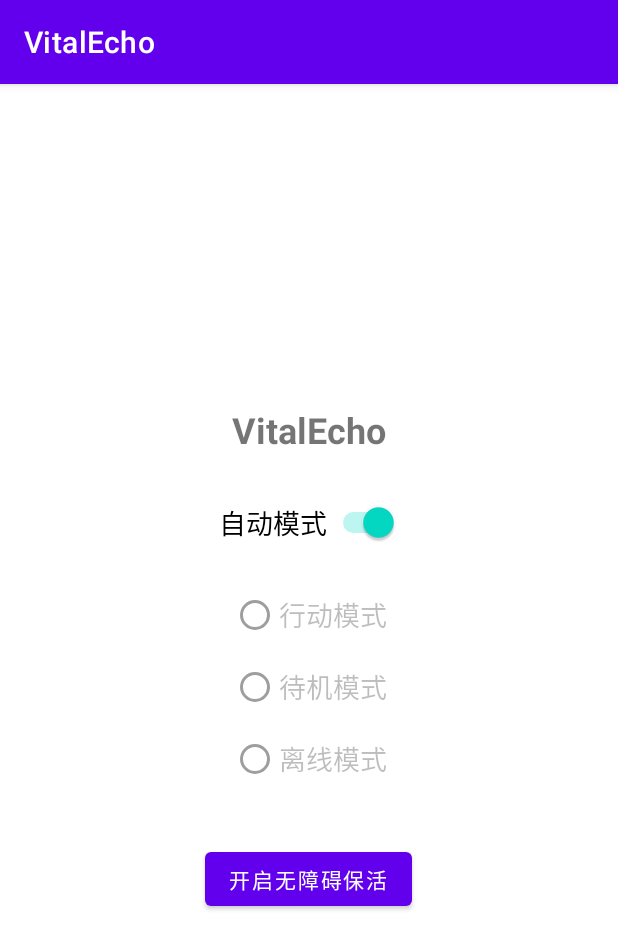
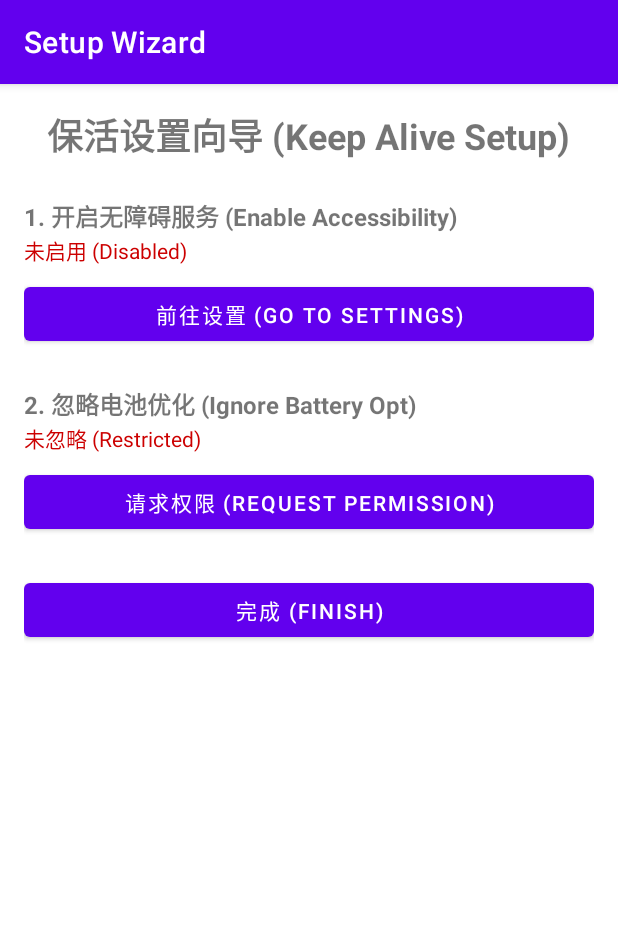
Before and after one commit to MagicNeko-Project/VitalEcho, an Android app: the screen it shows after launch (MainActivity before the commit, SetupWizardActivity after it), after a tap on "开启无障碍保活", on a phone screen of 412 x 824 dp. Shown: the top 949 px of the screen. Run offline under Robolectric (Android 15) with nearby library versions, the phone set to English and light mode, and no system bars.

Commit message:
Implement Android 14+ Keep-Alive Strategy with Setup Wizard
- Introduce `SetupWizardActivity` to guide users through enabling Accessibility Service and ignoring battery optimizations.
- Refine `KeepAliveAccessibilityService` to use minimal permissions (window state changes only) and trigger the foreground service properly.
- Update `NetworkMonitorService` to explicitly use `FOREGROUND_SERVICE_TYPE_DATA_SYNC` on Android 14+ and handle AOD states correctly.
- Add necessary permissions (`REQUEST_IGNORE_BATTERY_OPTIMIZATIONS`) and secure broadcast receiver registration (`RECEIVER_NOT_EXPORTED`).

```diff
--- a/app/src/main/AndroidManifest.xml
+++ b/app/src/main/AndroidManifest.xml
@@ -7,6 +7,7 @@
     <uses-permission android:name="android.permission.FOREGROUND_SERVICE" />
     <uses-permission android:name="android.permission.FOREGROUND_SERVICE_DATA_SYNC" />
     <uses-permission android:name="android.permission.POST_NOTIFICATIONS" />
+    <uses-permission android:name="android.permission.REQUEST_IGNORE_BATTERY_OPTIMIZATIONS" />
 
     <application
         android:allowBackup="true"
@@ -25,6 +26,11 @@
                 <category android:name="android.intent.category.LAUNCHER" />
             </intent-filter>
         </activity>
+
+        <activity
+            android:name=".SetupWizardActivity"
+            android:exported="false"
+            android:label="Setup Wizard" />
 
         <service
             android:name=".NetworkMonitorService"
--- a/app/src/main/java/com/vitalecho/MainActivity.kt
+++ b/app/src/main/java/com/vitalecho/MainActivity.kt
@@ -66,7 +66,7 @@ class MainActivity : AppCompatActivity() {
         }
 
         btnOpenAccessibility.setOnClickListener {
-            val intent = Intent(Settings.ACTION_ACCESSIBILITY_SETTINGS)
+            val intent = Intent(this, SetupWizardActivity::class.java)
             startActivity(intent)
         }
 
--- a/app/src/main/java/com/vitalecho/NetworkMonitorService.kt
+++ b/app/src/main/java/com/vitalecho/NetworkMonitorService.kt
@@ -134,6 +134,8 @@ class NetworkMonitorService : Service() {
             .build()
 
         if (Build.VERSION.SDK_INT >= Build.VERSION_CODES.Q) {
+            // Android 14+ requires explicit type or at least compatible type.
+            // Explicitly setting it here matches the Manifest.
             startForeground(NOTIFICATION_ID, notification, android.content.pm.ServiceInfo.FOREGROUND_SERVICE_TYPE_DATA_SYNC)
         } else {
             startForeground(NOTIFICATION_ID, notification)
@@ -346,6 +348,9 @@ class NetworkMonitorService : Service() {
             addAction("com.vitalecho.ACTION_USER_ACTIVE")
         }
         if (Build.VERSION.SDK_INT >= Build.VERSION_CODES.TIRAMISU) {
+            // Android 13/14 requires specifying export state.
+            // RECEIVER_NOT_EXPORTED is safer for internal broadcasts, but ACTION_USER_ACTIVE comes from another component (AccessibilityService).
+            // Since they are in the same UID/process, NOT_EXPORTED works fine.
             registerReceiver(screenReceiver, filter, Context.RECEIVER_NOT_EXPORTED)
         } else {
             registerReceiver(screenReceiver, filter)
--- /dev/null
+++ b/app/src/main/java/com/vitalecho/SetupWizardActivity.kt
@@ -0,0 +1,112 @@
+package com.vitalecho
+
+import android.content.Context
+import android.content.Intent
+import android.net.Uri
+import android.os.Build
+import android.os.Bundle
+import android.os.PowerManager
+import android.provider.Settings
+import android.text.TextUtils
+import android.widget.Button
+import android.widget.TextView
+import androidx.appcompat.app.AppCompatActivity
+
+class SetupWizardActivity : AppCompatActivity() {
+
+    private lateinit var btnAccessibility: Button
+    private lateinit var btnBattery: Button
+    private lateinit var btnFinish: Button
+    private lateinit var tvStatusAccessibility: TextView
+    private lateinit var tvStatusBattery: TextView
+
+    override fun onCreate(savedInstanceState: Bundle?) {
+        super.onCreate(savedInstanceState)
+        setContentView(R.layout.activity_setup_wizard)
+
+        btnAccessibility = findViewById(R.id.btn_setup_accessibility)
+        btnBattery = findViewById(R.id.btn_setup_battery)
+        btnFinish = findViewById(R.id.btn_finish)
+        tvStatusAccessibility = findViewById(R.id.tv_status_accessibility)
+        tvStatusBattery = findViewById(R.id.tv_status_battery)
+
+        btnAccessibility.setOnClickListener {
+            val intent = Intent(Settings.ACTION_ACCESSIBILITY_SETTINGS)
+            startActivity(intent)
+        }
+
+        btnBattery.setOnClickListener {
+            requestBatteryOptimization()
+        }
+
+        btnFinish.setOnClickListener {
+            finish()
+        }
+    }
+
+    override fun onResume() {
+        super.onResume()
+        checkStatus()
+    }
+
+    private fun checkStatus() {
+        // Check Accessibility
+        if (isAccessibilityServiceEnabled(this, KeepAliveAccessibilityService::class.java)) {
+            tvStatusAccessibility.text = "已启用 (Enabled)"
+            tvStatusAccessibility.setTextColor(getColor(android.R.color.holo_green_dark))
+            btnAccessibility.isEnabled = false
+        } else {
+            tvStatusAccessibility.text = "未启用 (Disabled)"
+            tvStatusAccessibility.setTextColor(getColor(android.R.color.holo_red_dark))
+            btnAccessibility.isEnabled = true
+        }
+
+        // Check Battery
+        if (isIgnoringBatteryOptimizations()) {
+            tvStatusBattery.text = "已忽略 (Optimized)"
+            tvStatusBattery.setTextColor(getColor(android.R.color.holo_green_dark))
+            btnBattery.isEnabled = false
+        } else {
+            tvStatusBattery.text = "未忽略 (Restricted)"
+            tvStatusBattery.setTextColor(getColor(android.R.color.holo_red_dark))
+            btnBattery.isEnabled = true
+        }
+    }
+
+    private fun isAccessibilityServiceEnabled(context: Context, service: Class<*>): Boolean {
+        val expectedComponentName = "${context.packageName}/${service.name}"
+        val enabledServicesSetting = Settings.Secure.getString(
+            context.contentResolver,
+            Settings.Secure.ENABLED_ACCESSIBILITY_SERVICES
+        ) ?: return false
+
+        val stringColonSplitter = TextUtils.SimpleStringSplitter(':')
+        stringColonSplitter.setString(enabledServicesSetting)
+
+        while (stringColonSplitter.hasNext()) {
+            val componentName = stringColonSplitter.next()
+            if (componentName.equals(expectedComponentName, ignoreCase = true)) {
+                return true
+            }
+        }
+        return false
+    }
+
+    private fun isIgnoringBatteryOptimizations(): Boolean {
+        if (Build.VERSION.SDK_INT >= Build.VERSION_CODES.M) {
+            val powerManager = getSystemService(Context.POWER_SERVICE) as PowerManager
+            return powerManager.isIgnoringBatteryOptimizations(packageName)
+        }
+        return true // Before Marshmallow, this feature didn't exist in the same way
+    }
+
+    private fun requestBatteryOptimization() {
+        if (Build.VERSION.SDK_INT >= Build.VERSION_CODES.M) {
+            if (!isIgnoringBatteryOptimizations()) {
+                val intent = Intent(Settings.ACTION_REQUEST_IGNORE_BATTERY_OPTIMIZATIONS)
+                intent.data = Uri.parse("package:$packageName")
+                startActivity(intent)
+            }
+        }
+    }
+}
--- /dev/null
+++ b/app/src/main/res/layout/activity_setup_wizard.xml
@@ -0,0 +1,65 @@
+<?xml version="1.0" encoding="utf-8"?>
+<LinearLayout xmlns:android="http://schemas.android.com/apk/res/android"
+    android:layout_width="match_parent"
+    android:layout_height="match_parent"
+    android:orientation="vertical"
+    android:padding="16dp"
+    android:gravity="center_horizontal">
+
+    <TextView
+        android:layout_width="wrap_content"
+        android:layout_height="wrap_content"
+        android:text="保活设置向导 (Keep Alive Setup)"
+        android:textSize="24sp"
+        android:textStyle="bold"
+        android:layout_marginBottom="24dp" />
+
+    <TextView
+        android:layout_width="match_parent"
+        android:layout_height="wrap_content"
+        android:text="1. 开启无障碍服务 (Enable Accessibility)"
+        android:textSize="16sp"
+        android:textStyle="bold" />
+
+    <TextView
+        android:id="@+id/tv_status_accessibility"
+        android:layout_width="match_parent"
+        android:layout_height="wrap_content"
+        android:text="Checking..."
+        android:layout_marginBottom="8dp"/>
+
+    <Button
+        android:id="@+id/btn_setup_accessibility"
+        android:layout_width="match_parent"
+        android:layout_height="wrap_content"
+        android:text="前往设置 (Go to Settings)"
+        android:layout_marginBottom="24dp" />
+
+    <TextView
+        android:layout_width="match_parent"
+        android:layout_height="wrap_content"
+        android:text="2. 忽略电池优化 (Ignore Battery Opt)"
+        android:textSize="16sp"
+        android:textStyle="bold" />
+
+    <TextView
+        android:id="@+id/tv_status_battery"
+        android:layout_width="match_parent"
+        android:layout_height="wrap_content"
+        android:text="Checking..."
+        android:layout_marginBottom="8dp"/>
+
+    <Button
+        android:id="@+id/btn_setup_battery"
+        android:layout_width="match_parent"
+        android:layout_height="wrap_content"
+        android:text="请求权限 (Request Permission)"
+        android:layout_marginBottom="24dp" />
+
+    <Button
+        android:id="@+id/btn_finish"
+        android:layout_width="match_parent"
+        android:layout_height="wrap_content"
+        android:text="完成 (Finish)" />
+
+</LinearLayout>
--- a/app/src/main/res/xml/accessibility_service_config.xml
+++ b/app/src/main/res/xml/accessibility_service_config.xml
@@ -1,8 +1,9 @@
 <?xml version="1.0" encoding="utf-8"?>
 <accessibility-service xmlns:android="http://schemas.android.com/apk/res/android"
     android:description="@string/accessibility_service_description"
-    android:accessibilityEventTypes="typeAllMask"
+    android:accessibilityEventTypes="typeWindowStateChanged|typeWindowContentChanged"
+    android:accessibilityFlags="flagDefault"
     android:accessibilityFeedbackType="feedbackGeneric"
     android:notificationTimeout="100"
-    android:canRetrieveWindowContent="true"
+    android:canRetrieveWindowContent="false"
     />
```
Also changed, not shown: app/src/main/java/com/vitalecho/KeepAliveAccessibilityService.kt (+36 -3 lines).
